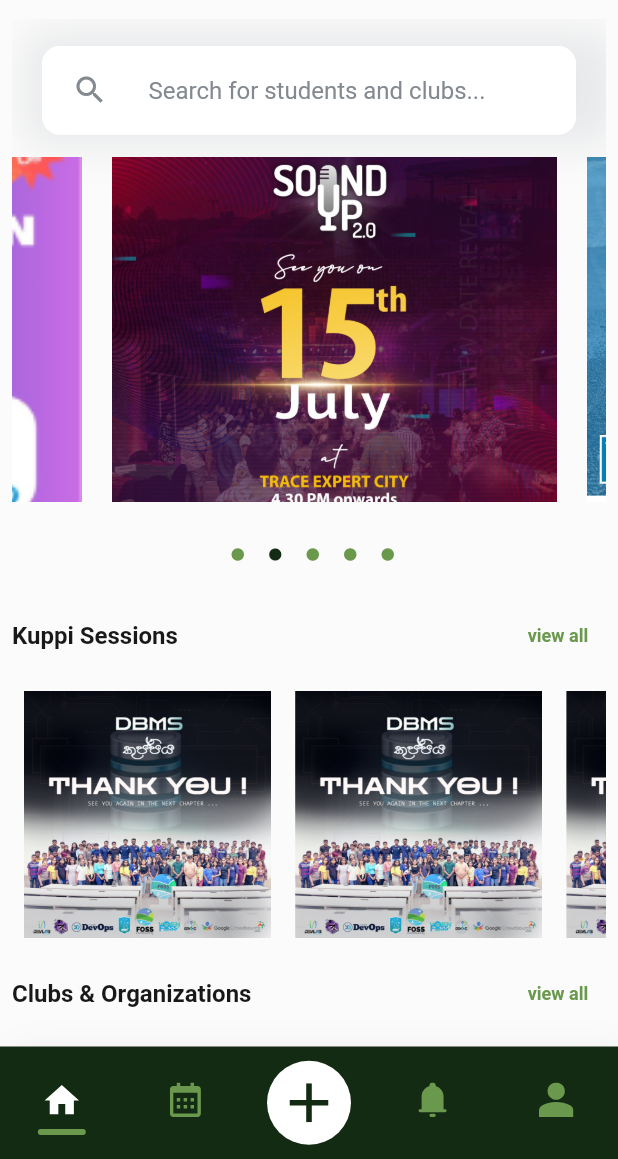
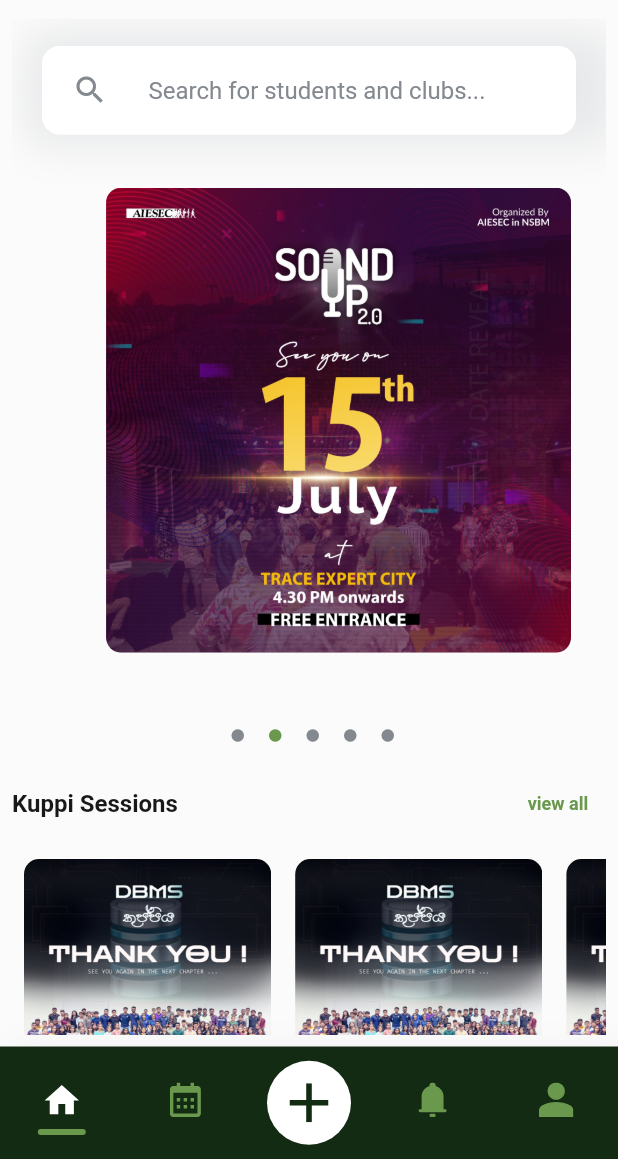
Before and after one commit to Chamith-Dilshan/ScholarSync_MobileApp, a Flutter app: the screen it shows once a user with an empty profile is signed in, on a phone screen of 412 x 824 dp, the part 77-1236 px from its top. Run offline on Flutter 3.47's test engine with Material 2 defaults, Android fonts, the phone set to English and light mode, and no system bars; drawn by our look-alikes of calendar_view; our stand-ins replace cloud_firestore, expandable_text, firebase_auth, firebase_core, firebase_storage, flutter_riverpod and 2 more; accounts and stored records are empty.

Commit message:
few changes to Homepage and carousel.
# changed the homepage style
      - changed the border radius
      - add a scrolling effect
# added a few functions to the carousel
        -delete button
        -auto Scrolling function

```diff
--- a/lib/features/view/home_page.dart
+++ b/lib/features/view/home_page.dart
@@ -93,9 +93,10 @@
       body: Padding(
         padding:const EdgeInsets.all(8),
         child: SingleChildScrollView(
+          physics: const BouncingScrollPhysics(),
           child: Column(
             mainAxisAlignment: MainAxisAlignment.start,
-            children: [
+            children:[
               //searchbar
               CustomSearchBar(
                 hint: 'Search for students and clubs...',
@@ -106,14 +107,18 @@
               const SizedBox(height: 5,),
 
               //carousel
-              const Carousel(
-                imageList: [
+              Carousel(
+                imageList: const [
                   ImageConstants.kuppi1,
                   ImageConstants.aiesec1,
                   ImageConstants.aiesec2,
                   ImageConstants.aiesec3,
                   ImageConstants.aiesec2,
                 ],
+                onPressedDeleteButton: () {
+
+                 },
+
               ),
               const SizedBox(height: 5,),
 
@@ -170,44 +175,6 @@
                 ],
               ),
               const SizedBox(height: 10,),
-
-              //text
-              const TextContainer(
-                fontText:'Today’s Lectures',
-              ),
-              const SizedBox(height: 5,),
-
-            // CustomTextField(
-            //   firstLine: "First Line Text",
-            //   secondPartFirstline: "Second Part Text",
-            //   secondLine: "Second Line Text",
-            //   thirdLine: "Third Line Text",
-            //   firstLineStyle: const TextStyle(fontSize: 18, color: Colors.black),
-            //   secondLineStyle: const TextStyle(fontSize: 16, color: Colors.blue),
-            //   thirdLineStyle: const TextStyle(fontSize: 14, color: Colors.green),
-            //   secondPartFirstLineStyle: const TextStyle(fontWeight: FontWeight.bold),
-            //   controller: TextEditingController(),
-            //   ontapBox: () {
-            //     // onTap function for the Box
-            //   },
-            //   ontapFrontIcon: (){
-            //     //onTap funtion for FrontIcon
-            //   },
-            //   ontapBackIcon: () {
-            //     //ontap funtion for backIcon
-            //   },
-            //   frontIcon: IconConstants.bellFilledIcon,
-            //   backIcon: IconConstants.moonIcon,
-            //   frontIconScale: 50,
-            //   backIconScale: 50,
-            //   borderColor: PaletteLightMode.titleColor,
-            //   borderWidth: 10,
-            //   backgroundColor: PaletteLightMode.backgroundColor,
-            //   boxwidth: 350,
-            //   boxheight: 300,
-            //   borderRadius:30,
-            //   padding: 16,
-            //   )
             ],
           ),
         ),
--- a/lib/features/view/login_page.dart
+++ b/lib/features/view/login_page.dart
@@ -30,7 +30,7 @@
   }
 
   void logInUser() async {
-    print("logfuck");
+    print("press the login button");
     setState(() {
       _isLoadig = true;
     });
--- a/lib/features/widgets/carousel.dart
+++ b/lib/features/widgets/carousel.dart
@@ -1,14 +1,22 @@
 import 'dart:async';
 import 'package:flutter/material.dart';
+import 'package:scholarsync/constants/icon_constants.dart';
+import 'package:scholarsync/features/widgets/circular_icon_button.dart';
 import '../../constants/image_constants.dart';
 import '../../theme/palette.dart';
 
 class Carousel extends StatefulWidget {
-  final List<String>imageList;
+  final List<String> imageList;
+  final bool autoScrolling;
+  final bool showIconButton;
+  final VoidCallback onPressedDeleteButton;
 
   const Carousel({
     super.key,
-    this.imageList = const[],
+    this.imageList = const [],
+    this.autoScrolling = true,
+    this.showIconButton = false,
+    required this.onPressedDeleteButton,
   });
 
   @override
@@ -19,6 +27,7 @@
   late PageController _pageController;
   Timer? carouselTimer;
   int pageNo = 0;
+  bool enableTaprecognizer = true;
 
   Timer getTimer() {
     return Timer.periodic(const Duration(seconds: 3), (timer) {
@@ -37,8 +46,13 @@
 
   @override
   void initState() {
-    _pageController = PageController(viewportFraction: 0.8);
+    _pageController = PageController(viewportFraction: 1);
+    if (widget.autoScrolling) {
       carouselTimer = getTimer();
+    } else {
+      carouselTimer = null;
+      enableTaprecognizer = false;
+    }
     super.initState();
   }
 
@@ -51,7 +65,9 @@
 
   @override
   Widget build(BuildContext context) {
-     List<String> imagesList = [...widget.imageList]; // Use the provided imageList
+    List<String> imagesList = [
+      ...widget.imageList
+    ]; // Use the provided imageList
 
     // Provide default images if the list is empty
     if (imagesList.isEmpty) {
@@ -64,14 +80,16 @@
       ];
     }
 
-    return Container(
-      height: 300,
+    return SizedBox(
+      height: MediaQuery.of(context).size.height * 0.5,
       child: Column(
         children: [
           SizedBox(
-              height: 250,
+            height: MediaQuery.of(context).size.width * 0.9,
+            width: MediaQuery.of(context).size.width * 0.9,
             child: PageView.builder(
               controller: _pageController,
+              physics: const BouncingScrollPhysics(),
               onPageChanged: (index) {
                 pageNo = index;
                 setState(() {});
@@ -82,9 +100,11 @@
                   builder: (context, child) {
                     double currentPageValue = 0;
                     if (_pageController.position.haveDimensions) {
-                        currentPageValue =
-                            _pageController.page ?? _pageController.initialPage.toDouble();
+                      currentPageValue = _pageController.page ??
+                          _pageController.initialPage.toDouble();
                     }
+
+                    // Calculate the scale based on the current page
                     final distance = (index - currentPageValue).abs();
                     final scale = 1 - (distance * 0.1);
 
@@ -97,23 +117,51 @@
                         );
                       },
                       onPanDown: (d) {
+                        if (enableTaprecognizer) {
                           carouselTimer?.cancel();
                           carouselTimer = null;
+                        }
                       },
                       onPanCancel: () {
+                        if (enableTaprecognizer) {
                           carouselTimer = getTimer();
+                        }
                       },
+                      child: Stack(children: [
+                        Center(
                           child: AnimatedContainer(
                             duration: const Duration(milliseconds: 500),
-                          curve: Curves.easeInOutCubic,
-                          width: scale * MediaQuery.of(context).size.width * 0.8,
-                          height: scale * 200,
+                            curve: Curves.linear,
+                            width:
+                                scale * MediaQuery.of(context).size.width * 0.8,
+                            height:
+                                scale * MediaQuery.of(context).size.width * 0.8,
                             margin: const EdgeInsets.all(10),
+                            child: ClipRRect(
+                              borderRadius: BorderRadius.circular(10),
                               child: Image.asset(
                                 imagesList[index],
                                 fit: BoxFit.cover,
                               ),
                             ),
+                          ),
+                        ),
+                        if (widget.showIconButton)
+                          Positioned(
+                            top: 20,
+                            right: 20,
+                            child: Padding(
+                              padding: const EdgeInsets.all(10),
+                              child: CircularIconButton(
+                                buttonSize: 25,
+                                iconAsset: IconConstants.deleteIcon,
+                                iconColor: PaletteLightMode.whiteColor,
+                                buttonColor: PaletteLightMode.primaryRedColor,
+                                onPressed: widget.onPressedDeleteButton,
+                              ),
+                            ),
+                          ),
+                      ]),
                     );
                   },
                 );
@@ -133,8 +181,8 @@
                   Icons.circle,
                   size: 10,
                   color: pageNo == index
-                        ? PaletteLightMode.primaryGreenColor
-                        : PaletteLightMode.secondaryGreenColor,
+                      ? PaletteLightMode.secondaryGreenColor
+                      : PaletteLightMode.secondaryTextColor,
                 ),
               ),
             ),
--- a/lib/features/widgets/image_row.dart
+++ b/lib/features/widgets/image_row.dart
@@ -18,6 +18,7 @@
   @override
   Widget build(BuildContext context) {
     return SingleChildScrollView(
+      physics: const BouncingScrollPhysics(),
       scrollDirection: Axis.horizontal,
       child: Row(
         children: List.generate(
@@ -40,7 +41,7 @@
             border: Border.all(color: PaletteLightMode.backgroundColor, width: 0),
           ),
           child: ClipRRect(
-            borderRadius: isCircle ? BorderRadius.circular(containerWidth / 2) : BorderRadius.zero,
+            borderRadius: isCircle ? BorderRadius.circular(containerWidth / 2) : BorderRadius.circular(10),
             child: Image.asset(
               imagePath,
               fit: BoxFit.cover,
```
Lines whose indentation alone changed are shown as unchanged.
